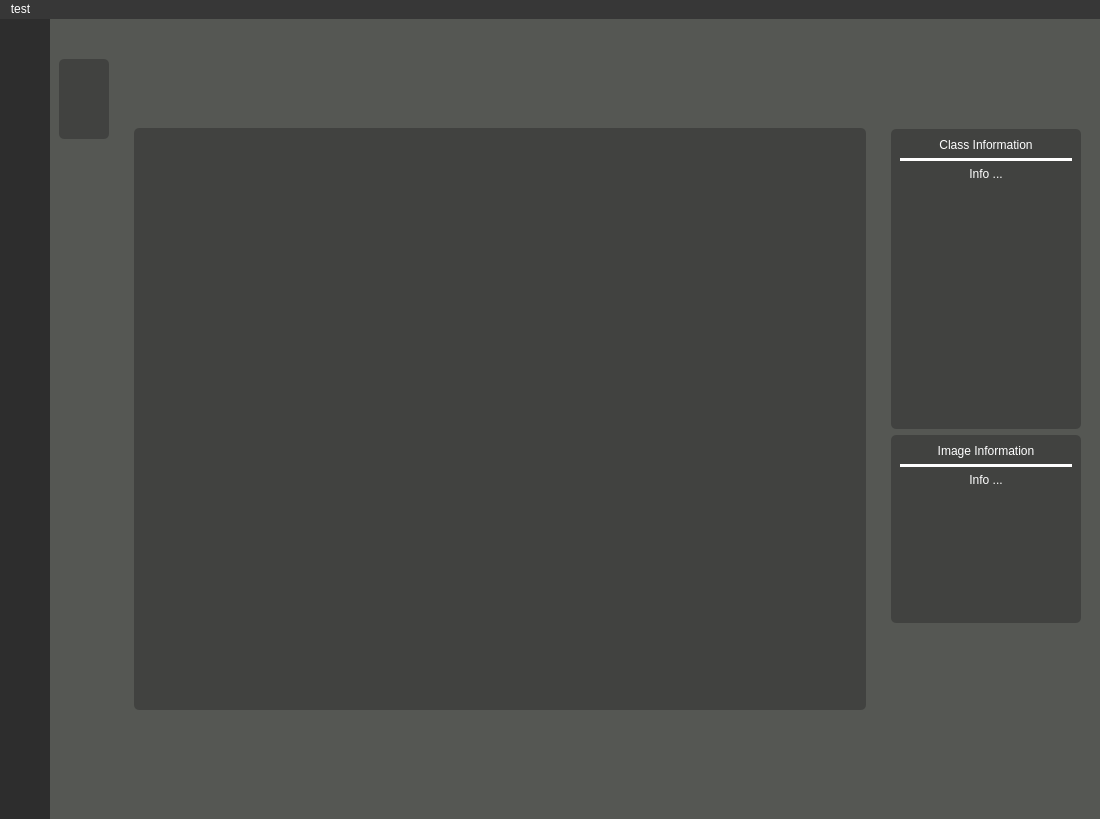
Above: yoloAnt.ui from Lachie1011/YoloAnt before the change. Below: the same form after it.
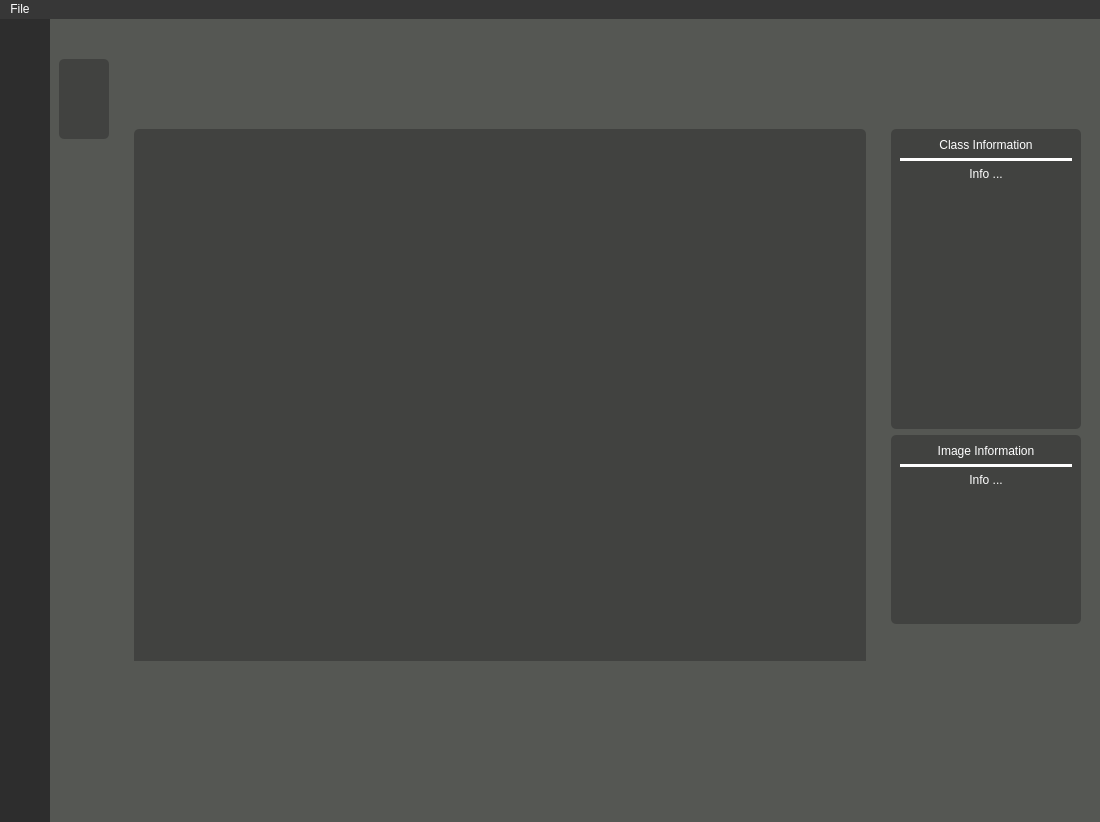
That is the form after the change. The open tabs and pages were chosen to show the change. Icons and pictures are not drawn.

Commit message: Added navigation buttons to stage and created a hover class event to change icon images of QObjects

```diff
--- a/yoloAnt.ui
+++ b/yoloAnt.ui
@@ -7,7 +7,7 @@
     <x>0</x>
     <y>0</y>
     <width>1100</width>
-    <height>800</height>
+    <height>822</height>
    </rect>
   </property>
   <property name="windowTitle">
@@ -731,7 +731,7 @@
              <property name="minimumSize">
               <size>
                <width>750</width>
-               <height>0</height>
+               <height>600</height>
               </size>
              </property>
              <property name="maximumSize">
@@ -757,8 +757,8 @@
                 </property>
                 <property name="minimumSize">
                  <size>
-                  <width>0</width>
-                  <height>0</height>
+                  <width>600</width>
+                  <height>550</height>
                  </size>
                 </property>
                 <property name="layoutDirection">
@@ -785,6 +785,208 @@
                 </property>
                </widget>
               </item>
+              <item>
+               <widget class="QFrame" name="frame">
+                <property name="minimumSize">
+                 <size>
+                  <width>0</width>
+                  <height>50</height>
+                 </size>
+                </property>
+                <property name="frameShape">
+                 <enum>QFrame::StyledPanel</enum>
+                </property>
+                <property name="frameShadow">
+                 <enum>QFrame::Raised</enum>
+                </property>
+                <layout class="QHBoxLayout" name="horizontalLayout_6">
+                 <item>
+                  <spacer name="horizontalSpacer_9">
+                   <property name="orientation">
+                    <enum>Qt::Horizontal</enum>
+                   </property>
+                   <property name="sizeHint" stdset="0">
+                    <size>
+                     <width>40</width>
+                     <height>20</height>
+                    </size>
+                   </property>
+                  </spacer>
+                 </item>
+                 <item>
+                  <widget class="QPushButton" name="prevUnannoImageBtn">
+                   <property name="sizePolicy">
+                    <sizepolicy hsizetype="Fixed" vsizetype="Fixed">
+                     <horstretch>0</horstretch>
+                     <verstretch>0</verstretch>
+                    </sizepolicy>
+                   </property>
+                   <property name="minimumSize">
+                    <size>
+                     <width>0</width>
+                     <height>30</height>
+                    </size>
+                   </property>
+                   <property name="text">
+                    <string/>
+                   </property>
+                   <property name="icon">
+                    <iconset>
+                     <normaloff>icons/icons8-chevron-prev-30.png</normaloff>icons/icons8-chevron-prev-30.png</iconset>
+                   </property>
+                   <property name="iconSize">
+                    <size>
+                     <width>30</width>
+                     <height>30</height>
+                    </size>
+                   </property>
+                  </widget>
+                 </item>
+                 <item>
+                  <spacer name="horizontalSpacer_6">
+                   <property name="orientation">
+                    <enum>Qt::Horizontal</enum>
+                   </property>
+                   <property name="sizeType">
+                    <enum>QSizePolicy::Fixed</enum>
+                   </property>
+                   <property name="sizeHint" stdset="0">
+                    <size>
+                     <width>30</width>
+                     <height>20</height>
+                    </size>
+                   </property>
+                  </spacer>
+                 </item>
+                 <item>
+                  <widget class="QPushButton" name="prevImageBtn">
+                   <property name="sizePolicy">
+                    <sizepolicy hsizetype="Fixed" vsizetype="Fixed">
+                     <horstretch>0</horstretch>
+                     <verstretch>0</verstretch>
+                    </sizepolicy>
+                   </property>
+                   <property name="minimumSize">
+                    <size>
+                     <width>30</width>
+                     <height>30</height>
+                    </size>
+                   </property>
+                   <property name="text">
+                    <string/>
+                   </property>
+                   <property name="icon">
+                    <iconset>
+                     <normaloff>icons/icons8-chevron-left-30.png</normaloff>icons/icons8-chevron-left-30.png</iconset>
+                   </property>
+                   <property name="iconSize">
+                    <size>
+                     <width>30</width>
+                     <height>30</height>
+                    </size>
+                   </property>
+                  </widget>
+                 </item>
+                 <item>
+                  <spacer name="horizontalSpacer_7">
+                   <property name="orientation">
+                    <enum>Qt::Horizontal</enum>
+                   </property>
+                   <property name="sizeType">
+                    <enum>QSizePolicy::Fixed</enum>
+                   </property>
+                   <property name="sizeHint" stdset="0">
+                    <size>
+                     <width>30</width>
+                     <height>20</height>
+                    </size>
+                   </property>
+                  </spacer>
+                 </item>
+                 <item>
+                  <widget class="QPushButton" name="nextImageBtn">
+                   <property name="sizePolicy">
+                    <sizepolicy hsizetype="Fixed" vsizetype="Fixed">
+                     <horstretch>0</horstretch>
+                     <verstretch>0</verstretch>
+                    </sizepolicy>
+                   </property>
+                   <property name="minimumSize">
+                    <size>
+                     <width>30</width>
+                     <height>30</height>
+                    </size>
+                   </property>
+                   <property name="text">
+                    <string/>
+                   </property>
+                   <property name="icon">
+                    <iconset>
+                     <normaloff>icons/icons8-chevron-right-30.png</normaloff>icons/icons8-chevron-right-30.png</iconset>
+                   </property>
+                   <property name="iconSize">
+                    <size>
+                     <width>30</width>
+                     <height>30</height>
+                    </size>
+                   </property>
+                  </widget>
+                 </item>
+                 <item>
+                  <spacer name="horizontalSpacer_8">
+                   <property name="orientation">
+                    <enum>Qt::Horizontal</enum>
+                   </property>
+                   <property name="sizeType">
+                    <enum>QSizePolicy::Fixed</enum>
+                   </property>
+                   <property name="sizeHint" stdset="0">
+                    <size>
+                     <width>30</width>
+                     <height>20</height>
+                    </size>
+                   </property>
+                  </spacer>
+                 </item>
+                 <item>
+                  <widget class="QPushButton" name="nextUnannoImageBtn">
+                   <property name="minimumSize">
+                    <size>
+                     <width>0</width>
+                     <height>30</height>
+                    </size>
+                   </property>
+                   <property name="text">
+                    <string/>
+                   </property>
+                   <property name="icon">
+                    <iconset>
+                     <normaloff>icons/icons8-chevron-next-30.png</normaloff>icons/icons8-chevron-next-30.png</iconset>
+                   </property>
+                   <property name="iconSize">
+                    <size>
+                     <width>30</width>
+                     <height>30</height>
+                    </size>
+                   </property>
+                  </widget>
+                 </item>
+                 <item>
+                  <spacer name="horizontalSpacer_10">
+                   <property name="orientation">
+                    <enum>Qt::Horizontal</enum>
+                   </property>
+                   <property name="sizeHint" stdset="0">
+                    <size>
+                     <width>40</width>
+                     <height>20</height>
+                    </size>
+                   </property>
+                  </spacer>
+                 </item>
+                </layout>
+               </widget>
+              </item>
              </layout>
             </widget>
            </item>
@@ -1534,7 +1736,7 @@
      <string notr="true">color: rgb(255, 255, 255);</string>
     </property>
     <property name="title">
-     <string>test</string>
+     <string>File</string>
     </property>
    </widget>
    <addaction name="menutest"/>
```
Left out of the diff: 2 changed lines with no effect on the pictures. The commit also changes 15 other files.
